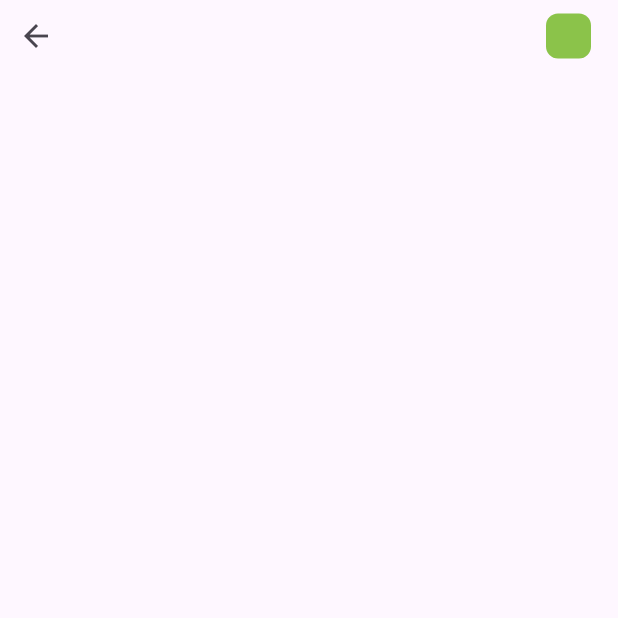
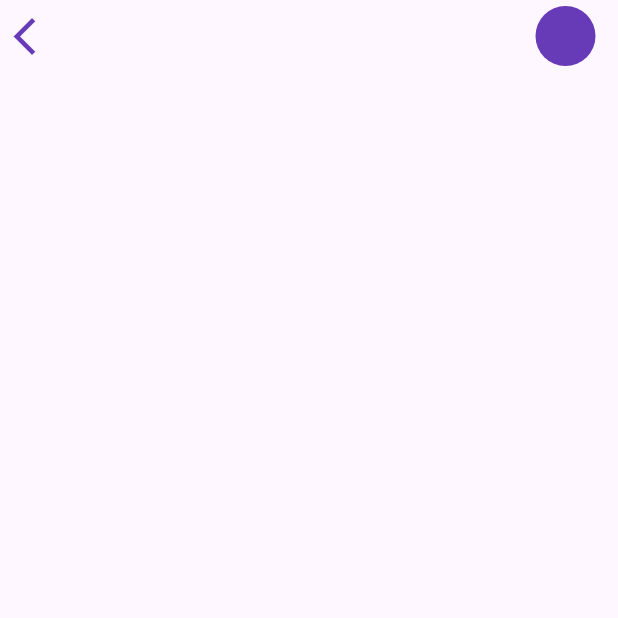
Before and after one commit to sufiyan0211/Spring-Flutter, a Flutter app: the screen it shows after launch, on a phone screen of 412 x 824 dp, the top half of it. Run offline on Flutter 3.47's test engine with Material 3 defaults, Android fonts, the light colour scheme and no system bars.

Commit message:
Change Container color of top bar

```diff
--- a/Flutter Projects/newui/lib/main.dart
+++ b/Flutter Projects/newui/lib/main.dart
@@ -14,8 +14,8 @@ class MyApp extends StatelessWidget {
       debugShowCheckedModeBanner: false,
       title: 'Flutter Demo',
       theme: ThemeData(
-        primarySwatch: Colors.deepOrange,
-        visualDensity: VisualDensity.adaptivePlatformDensity,
+        colorScheme: ColorScheme.fromSeed(seedColor: Colors.deepPurple),
+        useMaterial3: true,
       ),
       home: const Home(),
     );
@@ -48,14 +48,14 @@ class HomeAppBar extends StatelessWidget {
         child: Row(
           mainAxisAlignment: MainAxisAlignment.spaceBetween,
           children: <Widget>[
-            IconButton(onPressed: () {}, icon: const Icon(Icons.arrow_back)),
+            IconButton(onPressed: () {}, icon: const Icon(Icons.arrow_back_ios), color: Colors.deepPurple, iconSize: 30),
             Container(
-              margin: const EdgeInsets.only(right: 18),
-              height: 30,
-              width: 30,
+              margin: const EdgeInsets.only(right: 15),
+              height: 40,
+              width: 40,
               decoration: BoxDecoration(
-                color: Colors.lightGreen,
-                borderRadius: BorderRadius.circular(8),
+                color: Colors.deepPurple,
+                borderRadius: BorderRadius.circular(20),
               ),
             )
           ],
```
